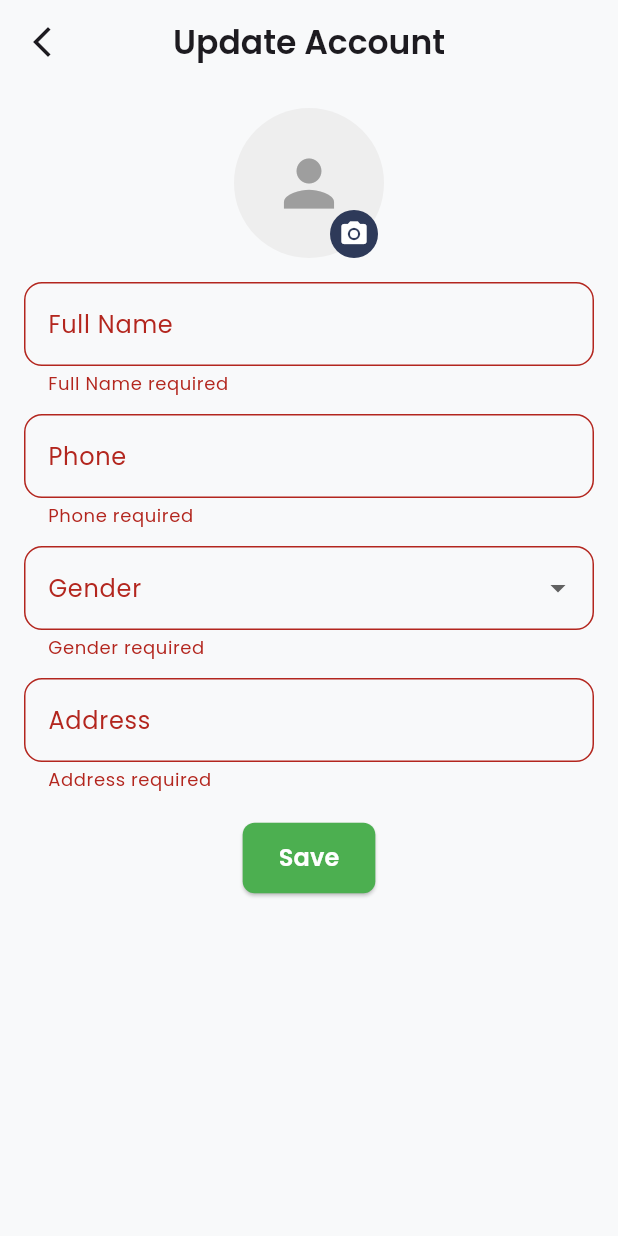
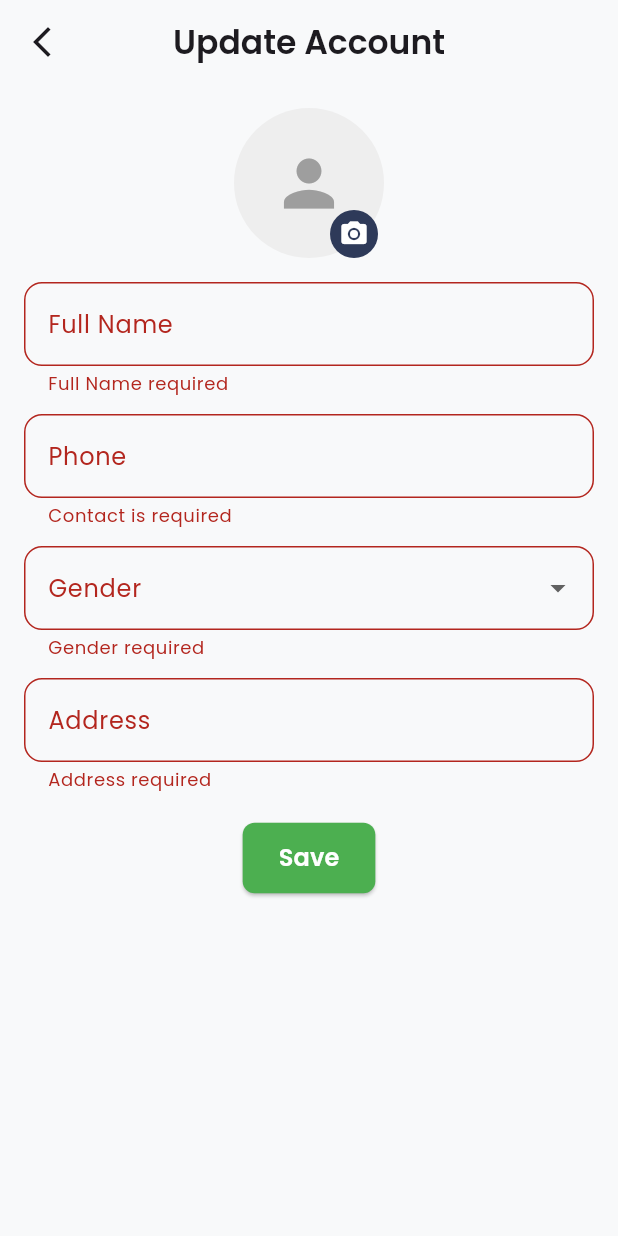
Before and after one commit to halolutfii/football-venue-booking-app, a Flutter app: the UpdateAccountScreen screen opened by its route, after a tap on "Save", on a phone screen of 412 x 824 dp. Run offline on Flutter 3.47's test engine with Material 3 defaults, Android fonts, the phone set to English and light mode, and no system bars; our stand-ins replace cloud_firestore, firebase_auth, firebase_core, flutter_dotenv, flutter_map, geolocator and 7 more; missing offline and left inert: flutter_osm_plugin; accounts and stored records are empty.

Commit message:
[update]: update profile phone formater

```diff
--- a/lib/screen/pages/account/update_account_screen.dart
+++ b/lib/screen/pages/account/update_account_screen.dart
@@ -2,7 +2,7 @@ import 'dart:io';
 import 'package:flutter/material.dart';
 import 'package:image_picker/image_picker.dart';
 import 'package:provider/provider.dart';
-
+import 'package:mask_text_input_formatter/mask_text_input_formatter.dart';
 import '../../../providers/auth_provider.dart';
 import '../../../providers/user_provider.dart';
 
@@ -15,6 +15,11 @@ class UpdateAccountScreen extends StatefulWidget {
 
 class _UpdateAccountScreenState extends State<UpdateAccountScreen> {
   bool isSaving = false;
+
+  final phoneFormatter = MaskTextInputFormatter(
+    mask: '+62 ###-####-####',
+    filter: {"#": RegExp(r'[0-9]')},
+  );
 
   Future<void> _pickImage(BuildContext context) async {
     final picker = ImagePicker();
@@ -186,8 +191,15 @@ class _UpdateAccountScreenState extends State<UpdateAccountScreen> {
                   ),
                 ),
                 keyboardType: TextInputType.phone,
-                validator: (val) =>
-                    val == null || val.isEmpty ? "Phone required" : null,
+                inputFormatters: [phoneFormatter],
+                validator: (v) {
+                  if (v == null || v.isEmpty) {
+                    return "Contact is required"; // Validasi jika input kosong
+                  } else if (v.replaceAll(RegExp(r'[^0-9]'), '').length < 8) {
+                    return "Enter a valid contact number";
+                  }
+                  return null;
+                },
               ),
               const SizedBox(height: 12),
 
```
